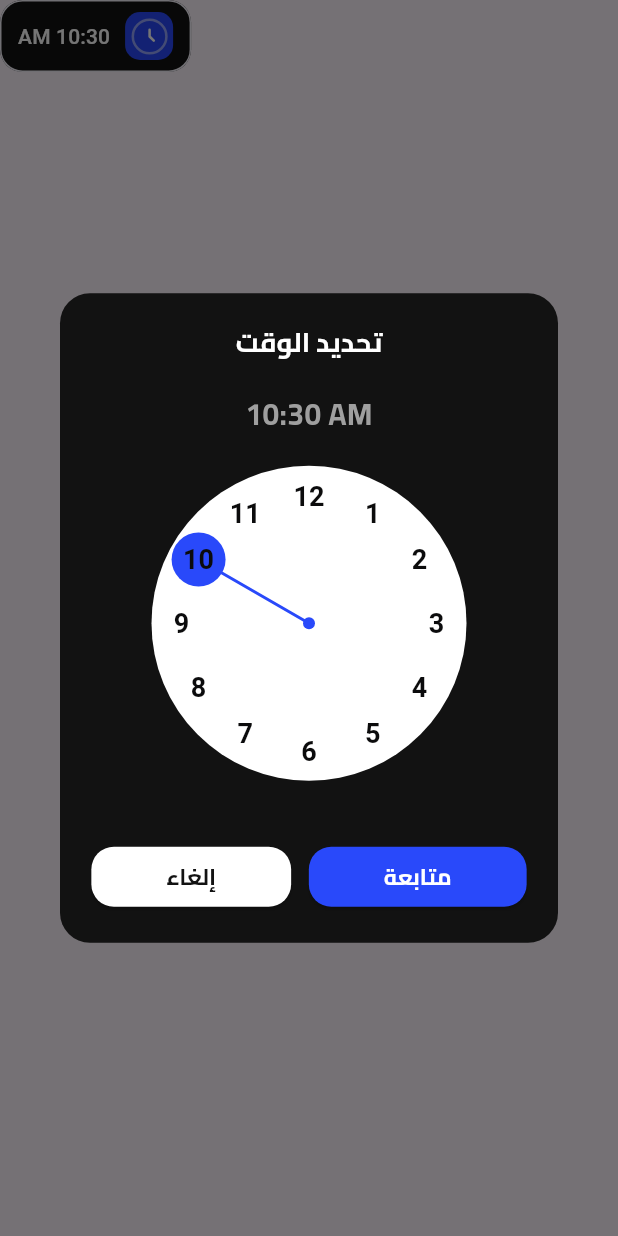
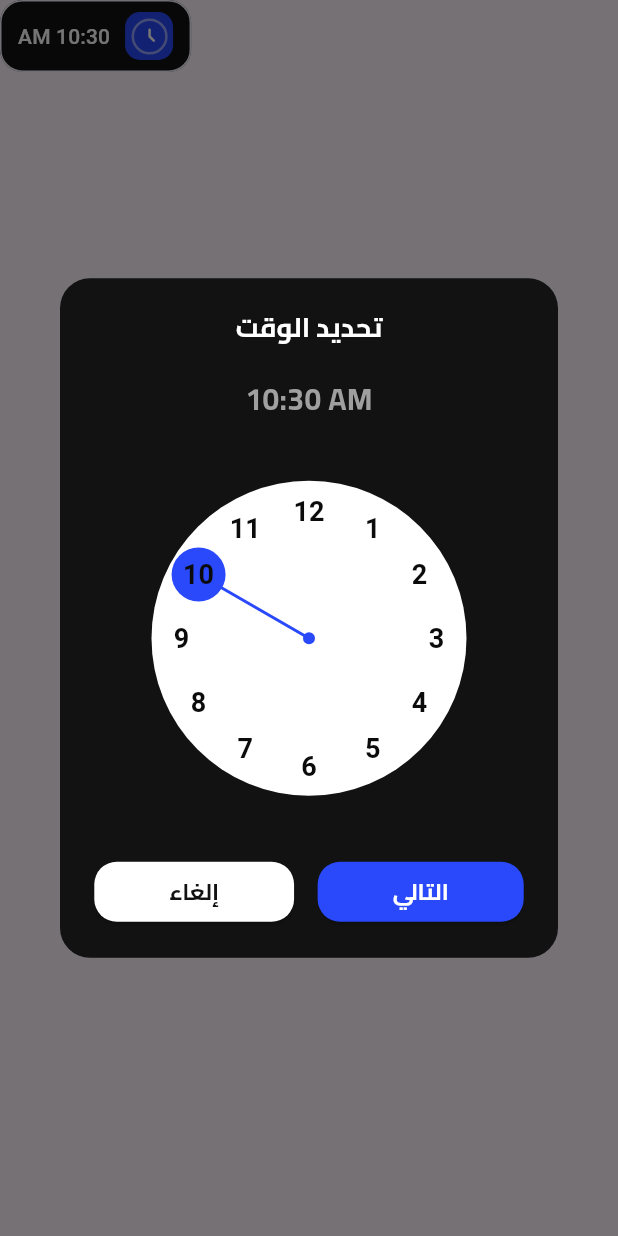
Before and after one commit to lunaalkufairy/waslny_rider, a Flutter app: the CustomTimePicker widget shown alone on an empty page, opened directly, after a tap on an icon or button, on a phone screen of 412 x 824 dp. Run offline on Flutter 3.47's test engine with Material 3 defaults, Android fonts, the phone set to English and light mode, and no system bars; our stand-ins replace flutter_svg, get, intl_phone_field, pinput; Roboto replaces fonts that are missing (assets/fonts/Cairo-Bold.ttf).

Commit message:
Custom time picker done

```diff
--- a/lib/components/custom_time_picker.dart
+++ b/lib/components/custom_time_picker.dart
@@ -1,23 +1,78 @@
+// ignore_for_file: must_be_immutable
+
 import 'package:flutter/material.dart';
 import 'package:flutter_svg/flutter_svg.dart';
+import 'package:get/get.dart';
 import 'package:waslny_rider/constants.dart';
+import 'package:waslny_rider/controllers/time_picker_controller.dart';
 import 'package:waslny_rider/tools/clock_view.dart';
 
-class CustomTimePicker extends StatefulWidget {
-  const CustomTimePicker({super.key});
+class CustomTimePicker extends StatelessWidget {
+  CustomTimePicker({super.key});
+  //TimeOfDay timeOfDay = TimeOfDay.now();
 
   @override
-  State<CustomTimePicker> createState() => _CustomTimePickerState();
+  Widget build(BuildContext context) {
+    //final controller = Get.put(TimePickerController());
+    return GetBuilder<TimePickerController>(
+      init: TimePickerController(),
+      builder: (controller) {
+        return TextButton(
+          // onPressed: () {
+          //   controller.resetSelection();
+          //   _customShowTimePicker(context);
+          // },
+          onPressed: () {
+            controller.resetSelection();
+            _customShowTimePicker(context, controller);
+          },
+          style: TextButton.styleFrom(
+            backgroundColor: black1,
+            shape: RoundedRectangleBorder(
+              borderRadius: BorderRadiusGeometry.circular(15),
+              side: BorderSide(
+                color: lightWhite,
+              ),
+            ),
+          ),
+          child: Row(
+            mainAxisSize: MainAxisSize.min,
+            mainAxisAlignment: MainAxisAlignment.end,
+            children: [
+              Obx(
+                () => Text(
+                  controller.time.format(context),
+                  textAlign: TextAlign.right,
+                  textDirection: TextDirection.rtl,
+                  style: TextStyle(
+                    fontFamily: 'assets/fonts/Cairo-Bold.ttf',
+                    color: white,
+                  ),
+                ),
+              ),
+              SizedBox(
+                width: 10,
+              ),
+              Container(
+                  height: 32,
+                  width: 32,
+                  padding: EdgeInsets.all(2),
+                  decoration: BoxDecoration(
+                      color: blue, borderRadius: BorderRadius.circular(10)),
+                  child: SvgPicture.asset('assets/icons/Clock Circle.svg')),
+            ],
+          ),
+        );
+      },
+    );
   }
 
-class _CustomTimePickerState extends State<CustomTimePicker> {
-  TimeOfDay timeOfDay = TimeOfDay.now();
-  void _customShowTimePicker() {
+  void _customShowTimePicker(
+      BuildContext context, TimePickerController controller) {
     showDialog(
         context: context,
         barrierDismissible: true,
-      builder: (BuildContext context) {
-        return Dialog(
+        builder: (_) => Dialog(
               backgroundColor: black1,
               shape: RoundedRectangleBorder(
                 borderRadius: BorderRadius.circular(20),
@@ -38,16 +93,21 @@ class _CustomTimePickerState extends State<CustomTimePicker> {
                         ),
                       ),
                       const SizedBox(height: 20),
-                  Text(
-                    timeOfDay.format(context).toString(),
+                      Obx(
+                        () => Text(
+                          controller.time.format(context),
                           style: TextStyle(
-                      fontFamily: 'Cairo',
-                      fontSize: 20,
-                      color: grey2,
+                              fontSize: 20, color: grey2, fontFamily: 'Cairo'),
                         ),
                       ),
+                      const SizedBox(height: 20),
                       //--------- Custom Clock ----------
-                  ClockView(),
+                      Obx(() => AnimatedSwitcher(
+                            duration: Duration(milliseconds: 500),
+                            child: ClockView(
+                              key: ValueKey(controller.isSelectingHour.value),
+                            ),
+                          )),
                       const SizedBox(height: 20),
                       Center(
                         child: Row(
@@ -58,12 +118,11 @@ class _CustomTimePickerState extends State<CustomTimePicker> {
                                 padding: EdgeInsets.symmetric(horizontal: 50),
                                 backgroundColor: white,
                                 shape: RoundedRectangleBorder(
-                              borderRadius: BorderRadiusGeometry.circular(15),
+                                  borderRadius:
+                                      BorderRadiusGeometry.circular(15),
                                 ),
                               ),
-                          onPressed: () {
-                            Navigator.pop(context);
-                          },
+                              onPressed: () => Get.back(),
                               child: Text(
                                 'إلغاء',
                                 style: TextStyle(
@@ -81,22 +140,27 @@ class _CustomTimePickerState extends State<CustomTimePicker> {
                                 padding: EdgeInsets.symmetric(horizontal: 50),
                                 backgroundColor: blue,
                                 shape: RoundedRectangleBorder(
-                              borderRadius: BorderRadiusGeometry.circular(15),
+                                  borderRadius:
+                                      BorderRadiusGeometry.circular(15),
                                 ),
                               ),
                               onPressed: () {
-                            setState(() {
-                              timeOfDay = TimeOfDay
-                                  .now(); // أو القيمة اللي بتختاريها من التصميم لاحقًا
-                            });
-                            Navigator.pop(context);
+                                if (controller.isSelectingHour.value) {
+                                  controller.isSelectingHour.value = false;
+                                } else {
+                                  Get.back();
+                                }
                               },
-                          child: Text(
-                            'متابعة',
+                              child: Obx(
+                                () => Text(
+                                  controller.isSelectingHour.value
+                                      ? 'التالي'
+                                      : 'تم',
                                   style: TextStyle(
                                     fontFamily: 'Cairo',
                                     fontSize: 15,
                                     color: white,
+                                  ),
                                 ),
                               ),
                             ),
@@ -107,49 +171,6 @@ class _CustomTimePickerState extends State<CustomTimePicker> {
                   ),
                 ),
               ),
-        );
-      },
-    );
-  }
-
-  @override
-  Widget build(BuildContext context) {
-    return TextButton(
-      onPressed: _customShowTimePicker,
-      style: TextButton.styleFrom(
-        backgroundColor: black1,
-        shape: RoundedRectangleBorder(
-          borderRadius: BorderRadiusGeometry.circular(15),
-          side: BorderSide(
-            color: lightWhite,
-          ),
-        ),
-      ),
-      child: Row(
-        mainAxisSize: MainAxisSize.min,
-        mainAxisAlignment: MainAxisAlignment.end,
-        children: [
-          Text(
-            textAlign: TextAlign.right,
-            textDirection: TextDirection.rtl,
-            timeOfDay.format(context).toString(),
-            style: TextStyle(
-              fontFamily: 'assets/fonts/Cairo-Bold.ttf',
-              color: white,
-            ),
-          ),
-          SizedBox(
-            width: 10,
-          ),
-          Container(
-              height: 32,
-              width: 32,
-              padding: EdgeInsets.all(2),
-              decoration: BoxDecoration(
-                  color: blue, borderRadius: BorderRadius.circular(10)),
-              child: SvgPicture.asset('assets/icons/Clock Circle.svg')),
-        ],
-      ),
-    );
+            ));
   }
 }
```
Lines whose indentation alone changed are shown as unchanged.
